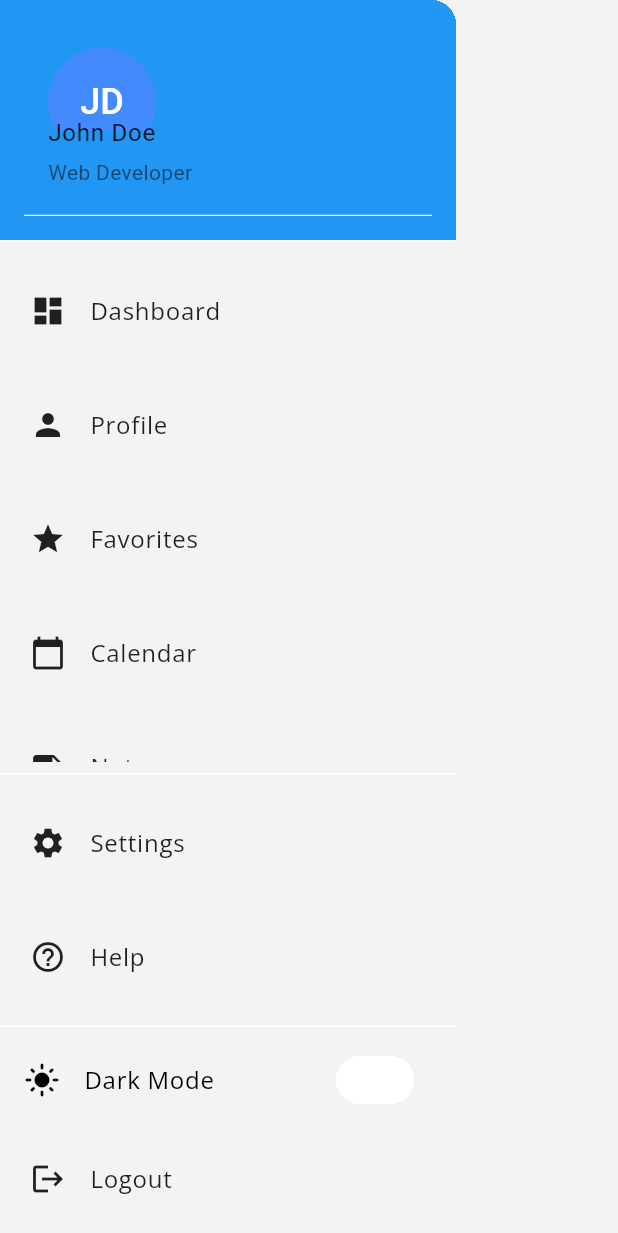
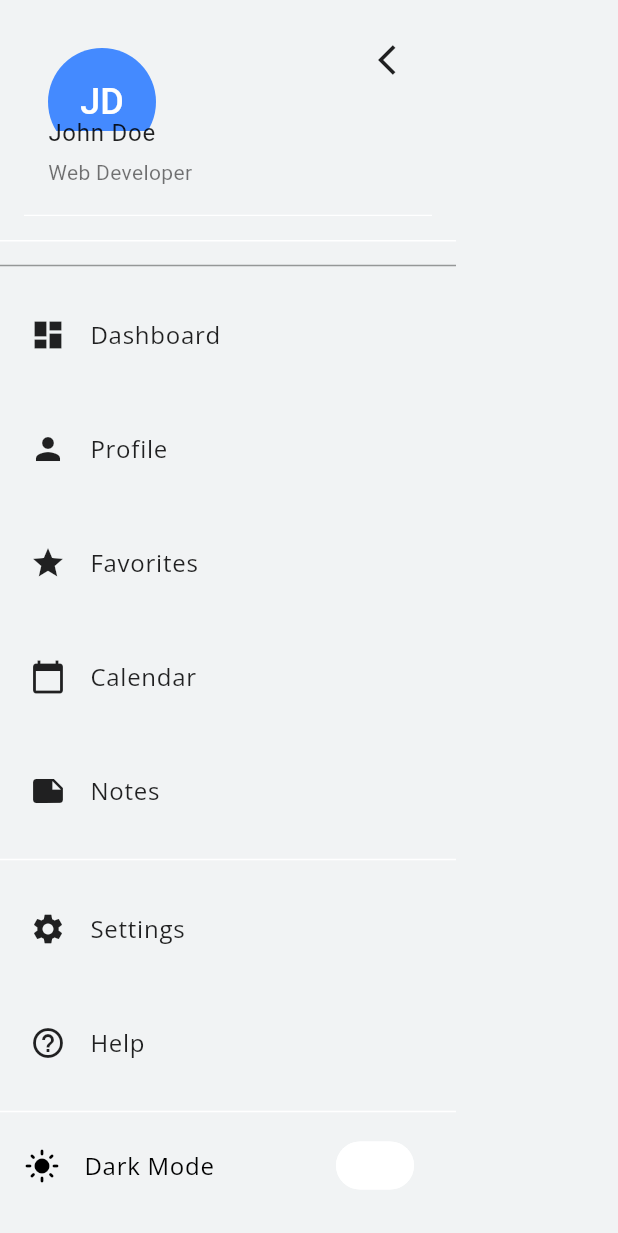
Before and after one commit to Abdirahmannor/task_manager_app, a Flutter app: the SidebarDrawer widget shown alone on an empty page, opened directly with empty values, on a phone screen of 412 x 824 dp. Shown: the top 1233 px of the screen. Run offline on Flutter 3.47's test engine with Material 3 defaults, Android fonts, the light colour scheme and no system bars; our stand-ins replace google_fonts, hive, hive_flutter, sqflite, table_calendar; missing offline and left inert: bitsdojo_window, window_manager; accounts and stored records are empty.

Commit message:
Version 3.0: Finalized sidebar with improved dark/light mode and navigation behavior

```diff
--- a/lib/ui/widgets/sidebar_drawer.dart
+++ b/lib/ui/widgets/sidebar_drawer.dart
@@ -2,11 +2,19 @@ import 'package:flutter/material.dart';
 import 'package:provider/provider.dart';
 import '../../theme/theme_manager.dart';
 
-class SidebarDrawer extends StatelessWidget {
+class SidebarDrawer extends StatefulWidget {
   final Function(String) onPageSelected;
 
   const SidebarDrawer({Key? key, required this.onPageSelected})
       : super(key: key);
+
+  @override
+  _SidebarDrawerState createState() => _SidebarDrawerState();
+}
+
+class _SidebarDrawerState extends State<SidebarDrawer> {
+  bool isCollapsed =
+      false; // For handling the back arrow collapse functionality
 
   @override
   Widget build(BuildContext context) {
@@ -14,51 +22,86 @@ class SidebarDrawer extends StatelessWidget {
     final isDarkMode = Theme.of(context).brightness == Brightness.dark;
 
     return Drawer(
-      // Background color based on dark or light mode
-      backgroundColor: Theme.of(context)
-          .colorScheme
-          .surface, // Use the surface color for better dark/light adaptation
+      backgroundColor:
+          Theme.of(context).colorScheme.surface, // Unified background
       child: Column(
         crossAxisAlignment: CrossAxisAlignment.start,
         children: [
           DrawerHeader(
             decoration: BoxDecoration(
-              color: isDarkMode
-                  ? Colors.black54
-                  : Colors.blue, // Adapted for dark mode
+              color: Theme.of(context)
+                  .colorScheme
+                  .surface, // Same background for the header
             ),
-            child: UserAccountsDrawerHeader(
+            child: Stack(
+              children: [
+                UserAccountsDrawerHeader(
                   accountName: Text(
                     'John Doe',
                     style: TextStyle(
                         color: isDarkMode
                             ? Colors.white
-                        : Colors.black87), // Dark mode text color
+                            : Colors.black87), // Adapt to dark mode
                   ),
                   accountEmail: Text(
                     'Web Developer',
                     style: TextStyle(
                         color: isDarkMode
                             ? Colors.white70
-                        : Colors.black54), // Dark mode text color
+                            : Colors.black54), // Adapt to dark mode
                   ),
                   currentAccountPicture: CircleAvatar(
-                backgroundColor: isDarkMode ? Colors.white : Colors.blueAccent,
+                    backgroundColor:
+                        isDarkMode ? Colors.white : Colors.blueAccent,
                     child: Text(
                       'JD',
                       style: TextStyle(
                           fontSize: 24.0,
                           color: isDarkMode
                               ? Colors.black
-                          : Colors.white), // Dark mode text color
+                              : Colors.white), // Adapt to dark mode
                     ),
                   ),
                   decoration: BoxDecoration(
-                  color: isDarkMode ? Colors.black54 : Colors.blue),
+                    color: Theme.of(context)
+                        .colorScheme
+                        .surface, // Ensure background matches the sidebar
                   ),
                 ),
 
-          // Main navigation items
+                // Back Arrow Icon at the top-right
+                Positioned(
+                  top: 0,
+                  right: 0,
+                  child: IconButton(
+                    icon: Icon(
+                      isCollapsed
+                          ? Icons.arrow_forward_ios
+                          : Icons.arrow_back_ios, // Collapsible behavior
+                      color: isDarkMode
+                          ? Colors.white
+                          : Colors.black87, // Adapt icon color to dark mode
+                    ),
+                    onPressed: () {
+                      setState(() {
+                        isCollapsed = !isCollapsed;
+                      });
+                    },
+                  ),
+                ),
+              ],
+            ),
+          ),
+
+          // Divider with improved visibility
+          Divider(
+            color: isDarkMode
+                ? Colors.white54
+                : Colors.black38, // More prominent divider in dark mode
+            thickness: 1, // Slightly thicker divider for better visibility
+          ),
+
+          // Navigation items...
           Expanded(
             child: ListView(
               padding: EdgeInsets.zero,
@@ -73,19 +116,15 @@ class SidebarDrawer extends StatelessWidget {
                     context, isDarkMode),
                 _buildListTile(
                     Icons.note, 'Notes', 'Notes', context, isDarkMode),
-              ],
-            ),
-          ),
 
-          const Divider(), // Divider between main navigation and settings/help
+                const Divider(), // Regular divider between navigation and settings/help
 
-          // Settings and Help
-          _buildListTile(
-              Icons.settings, 'Settings', 'Settings', context, isDarkMode),
+                _buildListTile(Icons.settings, 'Settings', 'Settings', context,
+                    isDarkMode),
                 _buildListTile(
                     Icons.help_outline, 'Help', 'Help', context, isDarkMode),
 
-          const Divider(), // Divider before dark mode toggle and logout
+                const Divider(), // Regular divider before dark mode toggle and logout
 
                 // Dark Mode Toggle
                 SwitchListTile(
@@ -102,10 +141,10 @@ class SidebarDrawer extends StatelessWidget {
                 ),
 
                 // Logout button at the bottom
-          Align(
-            alignment: Alignment.bottomCenter,
-            child: _buildListTile(
+                _buildListTile(
                     Icons.logout, 'Logout', 'Logout', context, isDarkMode),
+              ],
+            ),
           ),
         ],
       ),
@@ -121,17 +160,18 @@ class SidebarDrawer extends StatelessWidget {
       leading: Icon(icon,
           color: isDarkMode
               ? Colors.white
-              : Colors.black87), // Dark mode icon color
+              : Colors.black87), // Icon color adapted to dark mode
       title: Text(
         title,
         style: TextStyle(
           fontSize: 16,
           color: isDarkMode
               ? Colors.white
-              : Colors.black87, // Dark mode text color
+              : Colors.black87, // Text color adapted to dark mode
         ),
       ),
-      onTap: () => onPageSelected(page),
+      onTap: () =>
+          widget.onPageSelected(page), // Trigger page selection callback
     );
   }
 }
```
Lines whose indentation alone changed are shown as unchanged.
